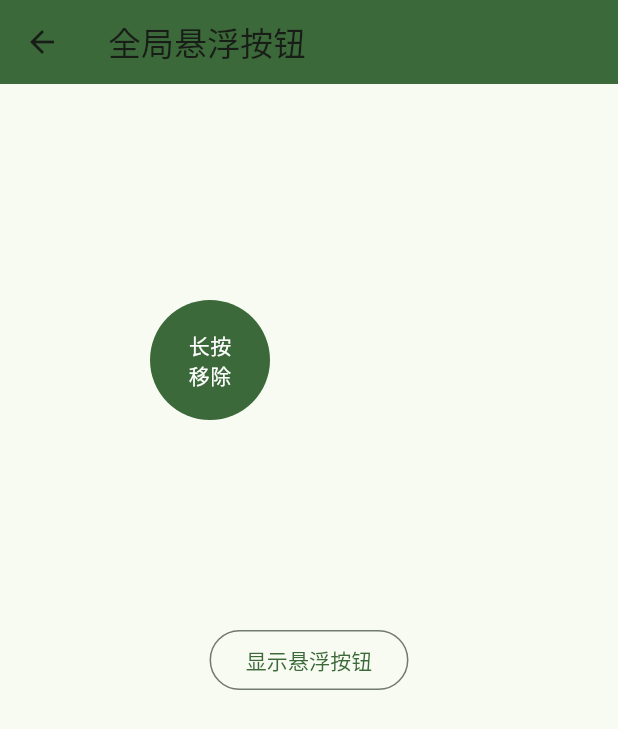
After one commit to conghaonet/flutter_demo, a Flutter app: the FloatingTouchPage screen opened by its route, after a tap on "显示悬浮按钮", on a phone screen of 412 x 824 dp. The commit adds this screen. Shown: the top 729 px of the screen. Run offline on Flutter 3.47's test engine with Material 2 defaults, Android fonts, the light colour scheme and no system bars; our stand-ins replace go_router, scroll_to_index.

Commit message:
add FloatingTouchPage

```diff
--- a/lib/src/app_router.dart
+++ b/lib/src/app_router.dart
@@ -1,5 +1,6 @@
 import 'package:flutter/material.dart';
 import 'package:flutter_demo/src/home_page.dart';
+import 'package:flutter_demo/src/page/floating_touch_page.dart';
 import 'package:flutter_demo/src/page/image_cache_page.dart';
 import 'package:flutter_demo/src/page/refresh_load_more_page.dart';
 import 'package:flutter_demo/src/page/scroll_listener_page.dart';
@@ -41,6 +42,10 @@ class AppRouter {
             path: RefreshLoadMorePage.pagePathName,
             builder: (BuildContext context, GoRouterState state) => const RefreshLoadMorePage(),
           ),
+          GoRoute(
+            path: FloatingTouchPage.pagePathName,
+            builder: (BuildContext context, GoRouterState state) => const FloatingTouchPage(),
+          ),
         ],
       ),
     ],
--- a/lib/src/home_page.dart
+++ b/lib/src/home_page.dart
@@ -1,4 +1,5 @@
 import 'package:flutter/material.dart';
+import 'package:flutter_demo/src/page/floating_touch_page.dart';
 import 'package:flutter_demo/src/page/image_cache_page.dart';
 import 'package:flutter_demo/src/page/refresh_load_more_page.dart';
 import 'package:flutter_demo/src/page/scroll_listener_page.dart';
@@ -44,5 +45,8 @@ class HomePage extends StatelessWidget {
     "滑动到指定位置": '/${ScrollToIndexPage.pagePathName}',
     "滑动到指定位置2": "/${ScrollToIndexPage2.pagePathName}",
     "下拉刷新+上拉加载更多": "/${RefreshLoadMorePage.pagePathName}",
+    "全局悬浮按钮": "/${FloatingTouchPage.pagePathName}",
   };
+
+
 }
--- /dev/null
+++ b/lib/src/page/floating_touch_page.dart
@@ -0,0 +1,87 @@
+import 'package:flutter/material.dart';
+
+class FloatingTouchPage extends StatefulWidget {
+  static const pagePathName = 'floating_touch';
+  const FloatingTouchPage({Key? key}) : super(key: key);
+
+  @override
+  State<FloatingTouchPage> createState() => _FloatingTouchPageState();
+}
+
+class _FloatingTouchPageState extends State<FloatingTouchPage> {
+  Offset _offset = const Offset(100, 200);
+  static const double radius = 40;
+  OverlayEntry? _overlayEntry;
+  bool _overlayIsMounted = false;
+
+
+  ///显示悬浮控件
+  void _showFloating() {
+    _overlayEntry = OverlayEntry(builder: (context) {
+      return Positioned(
+        left: _offset.dx,
+        top: _offset.dy,
+        child: _buildFloating(),
+      );
+    });
+    _overlayEntry?.addListener(() {
+      if(!_overlayEntry!.mounted) _overlayIsMounted = false;
+      debugPrint('_overlayEntry has been removed.');
+    });
+    ///插入全局悬浮控件
+    Overlay.of(context)!.insert(_overlayEntry!);
+    _overlayIsMounted = true;
+  }
+
+  Widget _buildFloating() {
+    return GestureDetector(
+      behavior: HitTestBehavior.deferToChild,
+      onPanDown: (details) {
+        _offset = details.globalPosition - const Offset(radius, radius);
+        _overlayEntry!.markNeedsBuild();
+      },
+      onPanUpdate: (DragUpdateDetails details) {
+        ///根据触摸修改悬浮控件偏移
+        _offset += details.delta;
+        _overlayEntry!.markNeedsBuild();
+      },
+      onLongPress: () {
+        _overlayEntry!.remove();
+      },
+      child: Material(
+        color: Colors.transparent,
+        child: Builder(builder: (context) {
+          return Container(
+            height: radius * 2,
+            width: radius * 2,
+            alignment: Alignment.center,
+            decoration: BoxDecoration(
+              color: Theme.of(context).colorScheme.primary,
+              borderRadius: const BorderRadius.all(Radius.circular(radius)),
+            ),
+            child: const Text('长按\n移除', style: TextStyle(color: Colors.white),),
+          );
+        }),
+      ),
+    );
+  }
+
+  @override
+  Widget build(BuildContext context) {
+    return Scaffold(
+      appBar: AppBar(
+        title: const Text('全局悬浮按钮'),
+      ),
+      body: Center(
+        child: OutlinedButton(
+          onPressed: () {
+            if(!_overlayIsMounted) _showFloating();
+          },
+          child: Builder(builder: (context) {
+            return const Text('显示悬浮按钮',);
+          }),
+        ),
+      ),
+    );
+  }
+}
```
